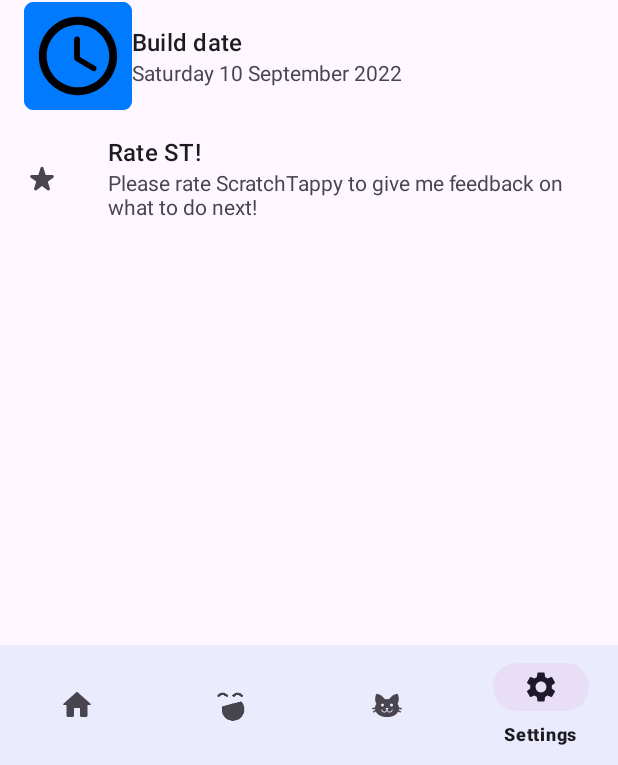
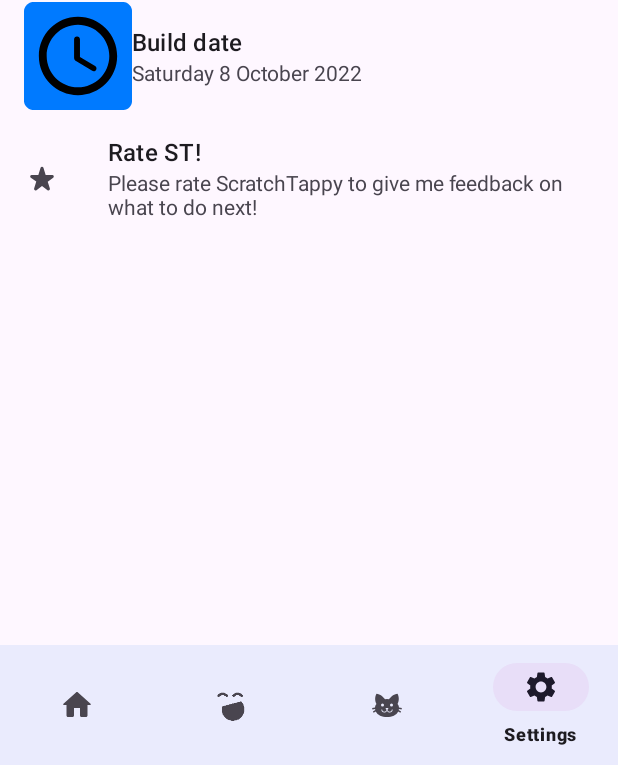
Before and after one commit to jpbandroid/USP, an Android app: the SettingsFragment screen opened through its navigation route, on a phone screen of 412 x 824 dp, the part 471-1236 px from its top. Run offline under Robolectric (Android 15) with nearby library versions, the phone set to English and light mode, and no system bars; our stand-ins replace androidx.preference, navigation-ui.

Commit message:
Update build date

```diff
--- a/app/src/main/res/xml/root_preferences2.xml
+++ b/app/src/main/res/xml/root_preferences2.xml
@@ -32,7 +32,7 @@
             android:title="Build date"
             app:icon="@mipmap/ic_time_round"
             app:key="clock"
-            app:summary="Saturday 10 September 2022"
+            app:summary="Saturday 8 October 2022"
             app:title="Build date" />
         <Preference
             android:id="@+id/preference3"
```
